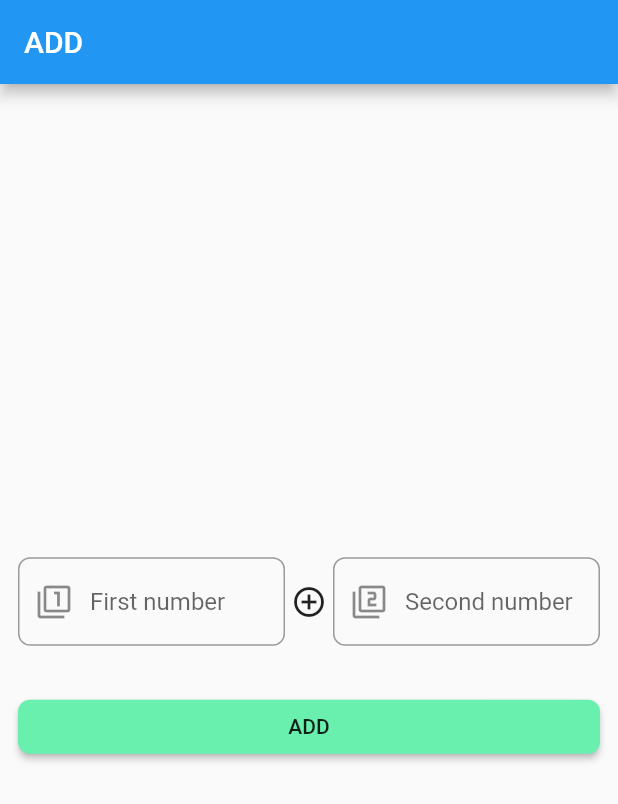
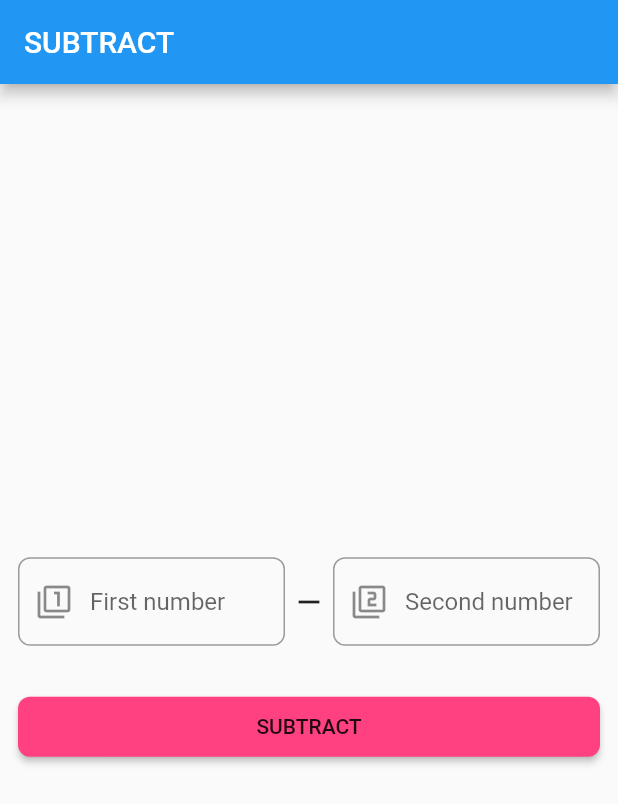
Before and after one commit to JossinAntony/Flutter-Multipages-Arithmetic-Operations, a Flutter app: the screen it shows after launch, on a phone screen of 412 x 824 dp. Shown: the top 804 px of the screen. Run offline on Flutter 3.47's test engine with Material 2 defaults, Android fonts, the phone set to English and light mode, and no system bars.

Commit message:
subtract.dart file added.

```diff
--- a/lib/main.dart
+++ b/lib/main.dart
@@ -1,6 +1,7 @@
 import 'package:flutter/material.dart';
 import 'package:flutter_app_multipage/pages/add.dart';
 import 'package:flutter_app_multipage/pages/homepage.dart';
+import 'package:flutter_app_multipage/pages/subtract.dart';
 
 void main() {
   runApp(MyApp());
@@ -9,6 +10,6 @@ void main() {
 class MyApp extends StatelessWidget {
   @override
   Widget build(BuildContext context) {
-    return Add();
+    return Subtract();
   }
 }
--- /dev/null
+++ b/lib/pages/subtract.dart
@@ -0,0 +1,84 @@
+
+
+import 'package:flutter/material.dart';
+
+class Subtract extends StatelessWidget {
+
+  TextEditingController num1Cntrlr = TextEditingController();
+  TextEditingController num2Cntrlr = TextEditingController();
+
+  @override
+  Widget build(BuildContext context) {
+    return MaterialApp(
+      home: Scaffold(
+        appBar: AppBar(
+          title: Text('SUBTRACT'),
+        ),
+        body: Container(
+          padding: EdgeInsets.only(left: 12.0, right: 12.0),
+          alignment: Alignment.center,
+          child: Column(
+            mainAxisAlignment: MainAxisAlignment.center,
+            children: <Widget>[
+              Row(
+                children: <Widget>[
+                  Flexible(
+                    child: TextField(
+                      controller: num1Cntrlr,
+                      decoration: InputDecoration(
+                        border: OutlineInputBorder(
+                          borderRadius: BorderRadius.circular(8.0),
+                        ),
+                        prefixIcon: Icon(Icons.filter_1),
+                        hintText: 'First number',
+                      ),
+                    ),
+                  ),
+
+                  SizedBox(width: 4.0),
+
+                  Icon(Icons.remove),
+                  /*Icon(Icons.close),
+                  Icon(Icons.close),
+                  Icon(Icons.timeline),*/
+
+                  SizedBox(width: 4.0),
+
+                  Flexible(
+                    child: TextField(
+                      controller: num2Cntrlr,
+                      decoration: InputDecoration(
+                        border: OutlineInputBorder(
+                          borderRadius: BorderRadius.circular(8.0),
+                        ),
+                        prefixIcon: Icon(Icons.filter_2),
+                        hintText: 'Second number',
+                      ),
+                    ),
+                  ),
+                ],
+              ),
+
+              SizedBox(height: 30.0),
+
+              ButtonTheme(
+                minWidth: 70,
+                height: 40,
+                child: RaisedButton(
+                  onPressed: (){
+                    print(double.parse(num1Cntrlr.text) - double.parse(num2Cntrlr.text));
+                  },
+                  color: Colors.pinkAccent,
+                  shape: RoundedRectangleBorder(
+                    borderRadius: BorderRadius.circular(8.0),
+                  ),
+                  child: Center(child: Text('SUBTRACT')),
+                ),
+              ),
+            ],
+          ),
+        )
+      )
+    );
+  }
+}
```
